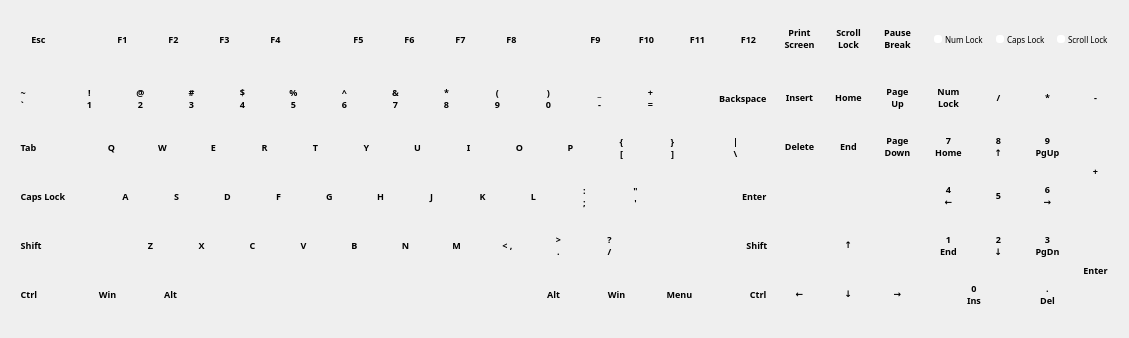
Old version of the form mainwindow.ui in the repository SantaJiang/KeyBoardTool.
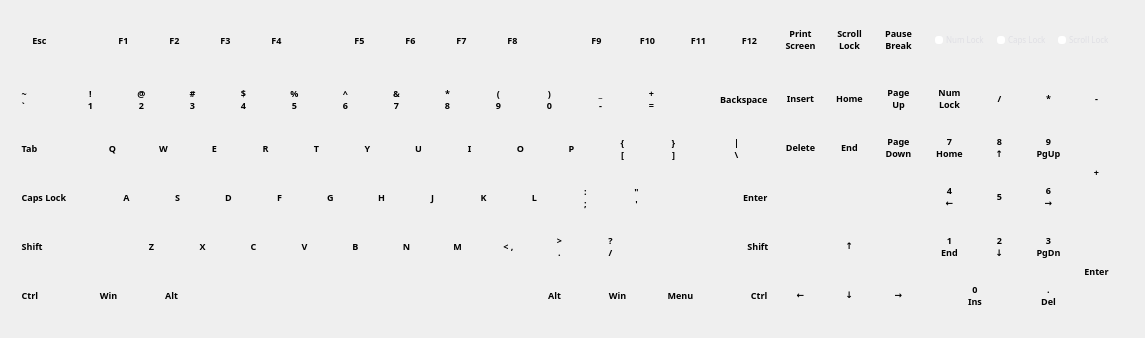
New version of the form. Icons and pictures are not drawn.

```diff
--- a/mainwindow.ui
+++ b/mainwindow.ui
@@ -59,16 +59,16 @@
    </property>
    <layout class="QHBoxLayout" name="horizontalLayout_9">
     <property name="leftMargin">
-     <number>5</number>
+     <number>6</number>
     </property>
     <property name="topMargin">
-     <number>5</number>
+     <number>6</number>
     </property>
     <property name="rightMargin">
-     <number>0</number>
+     <number>6</number>
     </property>
     <property name="bottomMargin">
-     <number>5</number>
+     <number>6</number>
     </property>
     <item>
      <widget class="QWidget" name="widget_Keyboard" native="true">
@@ -3806,7 +3806,7 @@
            <number>6</number>
           </property>
           <property name="rightMargin">
-           <number>0</number>
+           <number>9</number>
           </property>
           <property name="bottomMargin">
            <number>0</number>
@@ -4571,7 +4571,7 @@
                </property>
               </widget>
              </item>
-             <item>
+             <item alignment="Qt::AlignVCenter">
               <widget class="QLabel" name="label">
                <property name="font">
                 <font>
@@ -4579,6 +4579,9 @@
                  <pointsize>6</pointsize>
                 </font>
                </property>
+               <property name="styleSheet">
+                <string notr="true">color: rgb(223, 223, 228);</string>
+               </property>
                <property name="text">
                 <string>Num Lock</string>
                </property>
@@ -4628,7 +4631,7 @@
                </property>
               </widget>
              </item>
-             <item>
+             <item alignment="Qt::AlignVCenter">
               <widget class="QLabel" name="label_2">
                <property name="font">
                 <font>
@@ -4636,6 +4639,9 @@
                  <pointsize>6</pointsize>
                 </font>
                </property>
+               <property name="styleSheet">
+                <string notr="true">color: rgb(223, 223, 228);</string>
+               </property>
                <property name="text">
                 <string>Caps Lock</string>
                </property>
@@ -4685,7 +4691,7 @@
                </property>
               </widget>
              </item>
-             <item>
+             <item alignment="Qt::AlignVCenter">
               <widget class="QLabel" name="label_3">
                <property name="font">
                 <font>
@@ -4693,6 +4699,9 @@
                  <pointsize>6</pointsize>
                 </font>
                </property>
+               <property name="styleSheet">
+                <string notr="true">color: rgb(223, 223, 228);</string>
+               </property>
                <property name="text">
                 <string>Scroll Lock</string>
                </property>
```
Left out of the diff: 2 changed lines with no effect on the pictures.
